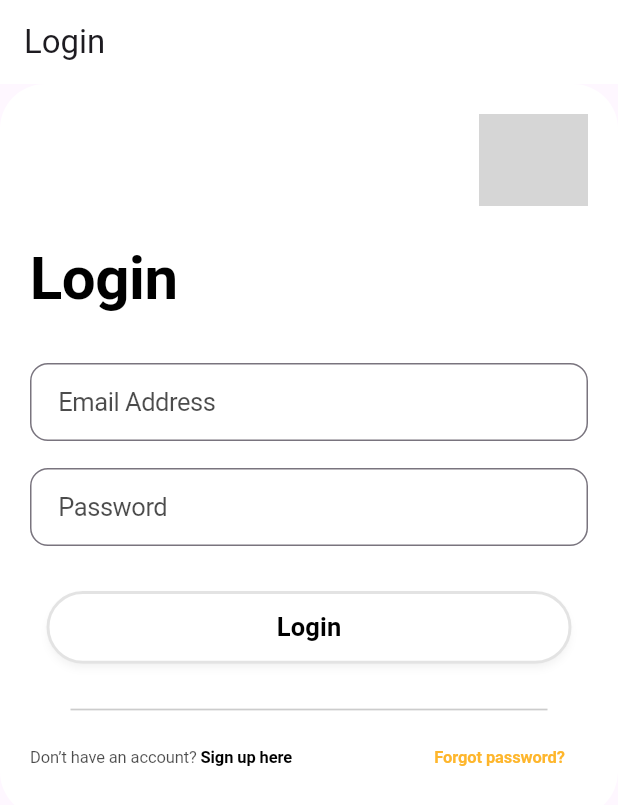
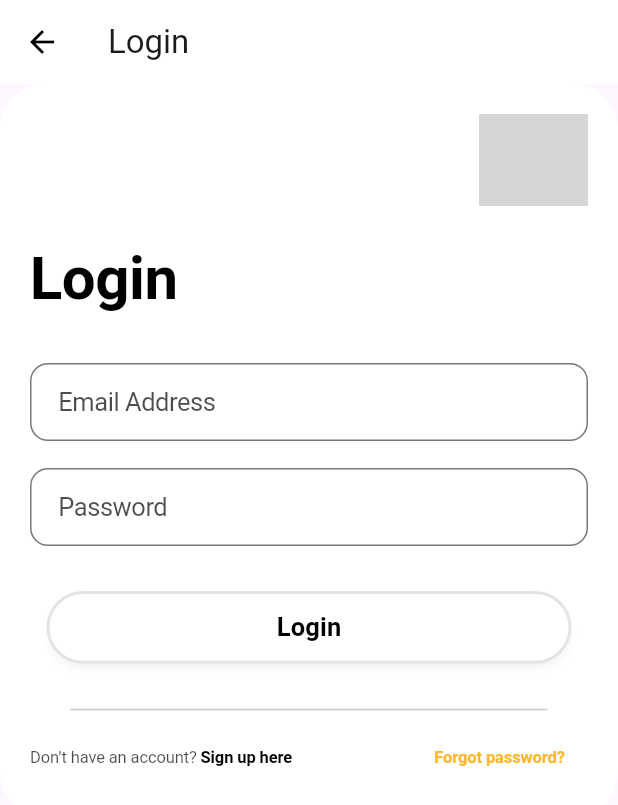
Before and after one commit to stefsantos/kidlat2, a Flutter app: the screen it shows after launch, after a tap on "Login", on a phone screen of 412 x 824 dp. Shown: the top 805 px of the screen. Run offline on Flutter 3.47's test engine with Material 3 defaults, Android fonts, the phone set to English and light mode, and no system bars; our stand-ins replace firebase_auth, firebase_core, fluttertoast, google_maps_flutter, location, vector_graphics; missing offline and left inert: flutter_polyline_points; accounts and stored records are empty; network calls fail; Roboto replaces fonts that are missing (Poppins); grey boxes are pictures that could not be loaded.

Commit message:
added back button to login

```diff
--- a/lib/pages/login_page.dart
+++ b/lib/pages/login_page.dart
@@ -33,6 +33,13 @@ class LoginPage extends StatelessWidget {
       appBar: AppBar(
         automaticallyImplyLeading: true,
         title: const Text('Login'),
+        leading: IconButton(
+          color: Colors.black,
+          icon: const Icon(Icons.arrow_back),
+          onPressed: () {
+            Navigator.pushReplacementNamed(context, '/');
+          },
+        ),
       ),
       body: SingleChildScrollView(
         child: Container(
```
